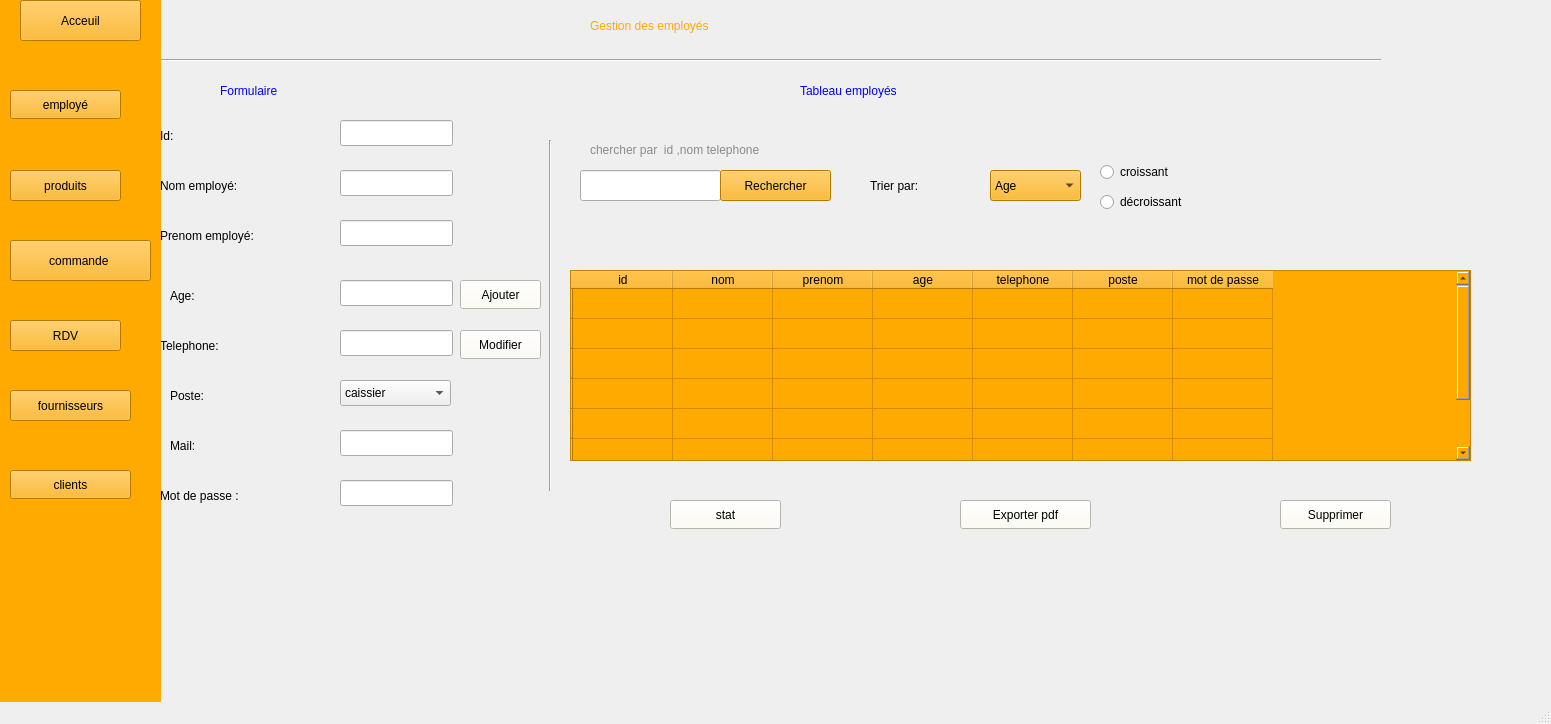
The window that mainwindow.ui (Esprit-UP-Algo/projetcpp-2a34-smart-obtical-store) describes before a commit, drawn with Qt 5.
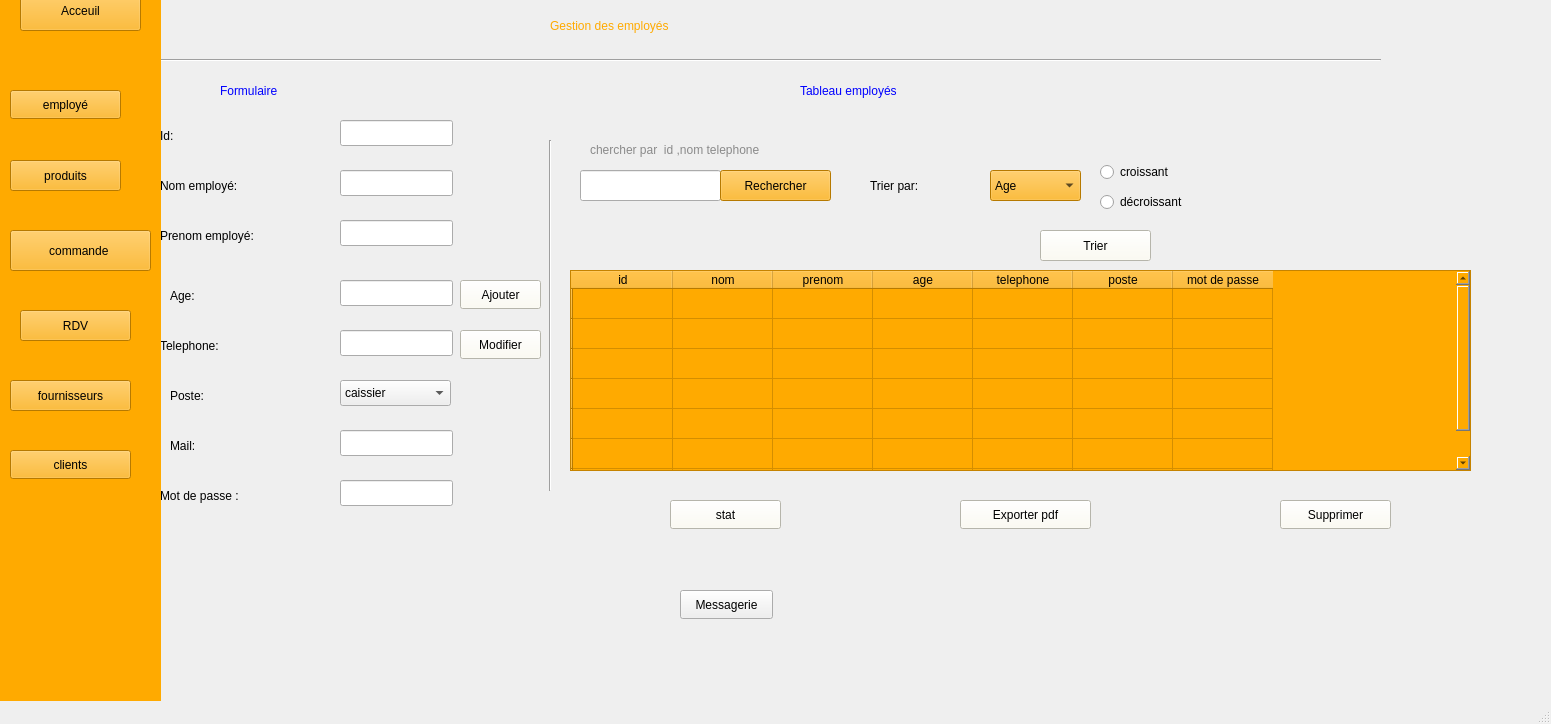
The same window after the commit.

```diff
--- a/mainwindow.ui
+++ b/mainwindow.ui
@@ -17,7 +17,7 @@
    <widget class="QLabel" name="label">
     <property name="geometry">
      <rect>
-      <x>590</x>
+      <x>550</x>
       <y>0</y>
       <width>311</width>
       <height>51</height>
@@ -170,7 +170,7 @@
      <string>Tableau employés</string>
     </property>
    </widget>
-   <widget class="QPushButton" name="pushButton">
+   <widget class="QPushButton" name="pushButton_ajouter">
     <property name="geometry">
      <rect>
       <x>460</x>
@@ -186,7 +186,7 @@
      <string>Ajouter</string>
     </property>
    </widget>
-   <widget class="QPushButton" name="pushButton_2">
+   <widget class="QPushButton" name="pushButton_modifier">
     <property name="geometry">
      <rect>
       <x>460</x>
@@ -202,7 +202,7 @@
      <string>Modifier</string>
     </property>
    </widget>
-   <widget class="QLineEdit" name="lineEdit">
+   <widget class="QLineEdit" name="lineEdit_recherche">
     <property name="geometry">
      <rect>
       <x>580</x>
@@ -212,7 +212,7 @@
      </rect>
     </property>
    </widget>
-   <widget class="QPushButton" name="pushButton_4">
+   <widget class="QPushButton" name="pushButton_rechercher">
     <property name="geometry">
      <rect>
       <x>720</x>
@@ -229,7 +229,7 @@
      <string>Rechercher</string>
     </property>
    </widget>
-   <widget class="QLineEdit" name="lineEdit_2">
+   <widget class="QLineEdit" name="lineEdit_nom">
     <property name="geometry">
      <rect>
       <x>340</x>
@@ -239,7 +239,7 @@
      </rect>
     </property>
    </widget>
-   <widget class="QLineEdit" name="lineEdit_3">
+   <widget class="QLineEdit" name="lineEdit_prenom">
     <property name="geometry">
      <rect>
       <x>340</x>
@@ -249,7 +249,7 @@
      </rect>
     </property>
    </widget>
-   <widget class="QLineEdit" name="lineEdit_4">
+   <widget class="QLineEdit" name="lineEdit_age">
     <property name="geometry">
      <rect>
       <x>340</x>
@@ -259,7 +259,7 @@
      </rect>
     </property>
    </widget>
-   <widget class="QLineEdit" name="lineEdit_5">
+   <widget class="QLineEdit" name="lineEdit_telephone">
     <property name="geometry">
      <rect>
       <x>340</x>
@@ -269,7 +269,7 @@
      </rect>
     </property>
    </widget>
-   <widget class="QLineEdit" name="lineEdit_7">
+   <widget class="QLineEdit" name="lineEdit_mail">
     <property name="geometry">
      <rect>
       <x>340</x>
@@ -309,7 +309,7 @@
      <string>Trier par: </string>
     </property>
    </widget>
-   <widget class="QComboBox" name="comboBox">
+   <widget class="QComboBox" name="comboBox_tri">
     <property name="geometry">
      <rect>
       <x>990</x>
@@ -327,11 +327,6 @@
       <string>Age</string>
      </property>
     </item>
-    <item>
-     <property name="text">
-      <string>Id</string>
-     </property>
-    </item>
     <item>
      <property name="text">
       <string>Nom</string>
@@ -344,7 +339,7 @@
       <x>570</x>
       <y>270</y>
       <width>901</width>
-      <height>191</height>
+      <height>201</height>
      </rect>
     </property>
     <property name="styleSheet">
@@ -422,7 +417,7 @@
      </property>
     </column>
    </widget>
-   <widget class="QPushButton" name="pushButton_5">
+   <widget class="QPushButton" name="pushButton_supprimer">
     <property name="geometry">
      <rect>
       <x>1280</x>
@@ -438,7 +433,7 @@
      <string>Supprimer</string>
     </property>
    </widget>
-   <widget class="QPushButton" name="pushButton_6">
+   <widget class="QPushButton" name="PDF">
     <property name="geometry">
      <rect>
       <x>960</x>
@@ -471,7 +466,7 @@
      <string>Id:</string>
     </property>
    </widget>
-   <widget class="QLineEdit" name="lineEdit_8">
+   <widget class="QLineEdit" name="lineEdit_id">
     <property name="geometry">
      <rect>
       <x>340</x>
@@ -498,7 +493,7 @@
      <string>Mail:</string>
     </property>
    </widget>
-   <widget class="QLineEdit" name="lineEdit_9">
+   <widget class="QLineEdit" name="lineEdit_password">
     <property name="geometry">
      <rect>
       <x>340</x>
@@ -508,7 +503,7 @@
      </rect>
     </property>
    </widget>
-   <widget class="QPushButton" name="pushButton_7">
+   <widget class="QPushButton" name="stat">
     <property name="geometry">
      <rect>
       <x>670</x>
@@ -625,7 +620,7 @@
     <property name="geometry">
      <rect>
       <x>0</x>
-      <y>0</y>
+      <y>-10</y>
       <width>161</width>
       <height>711</height>
      </rect>
@@ -655,7 +650,7 @@
      <property name="geometry">
       <rect>
        <x>10</x>
-       <y>90</y>
+       <y>100</y>
        <width>111</width>
        <height>29</height>
       </rect>
@@ -705,7 +700,7 @@
     <widget class="QPushButton" name="pushButton_10">
      <property name="geometry">
       <rect>
-       <x>10</x>
+       <x>20</x>
        <y>320</y>
        <width>111</width>
        <height>31</height>
@@ -740,7 +735,7 @@
      <property name="geometry">
       <rect>
        <x>10</x>
-       <y>470</y>
+       <y>460</y>
        <width>121</width>
        <height>29</height>
       </rect>
@@ -754,6 +749,35 @@
      </property>
     </widget>
    </widget>
+   <widget class="QPushButton" name="pushButton_trier">
+    <property name="geometry">
+     <rect>
+      <x>1040</x>
+      <y>230</y>
+      <width>111</width>
+      <height>31</height>
+     </rect>
+    </property>
+    <property name="styleSheet">
+     <string notr="true">background-color: rgb(255, 253, 240);</string>
+    </property>
+    <property name="text">
+     <string>Trier</string>
+    </property>
+   </widget>
+   <widget class="QPushButton" name="pushButton_messagerie">
+    <property name="geometry">
+     <rect>
+      <x>680</x>
+      <y>590</y>
+      <width>93</width>
+      <height>29</height>
+     </rect>
+    </property>
+    <property name="text">
+     <string>Messagerie</string>
+    </property>
+   </widget>
   </widget>
   <widget class="QMenuBar" name="menubar">
    <property name="geometry">
```
